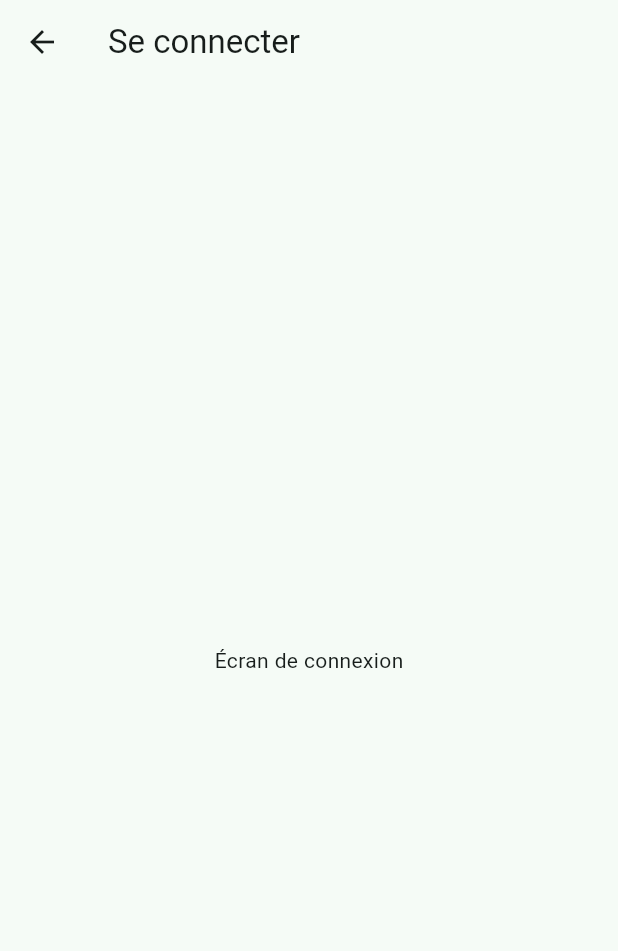
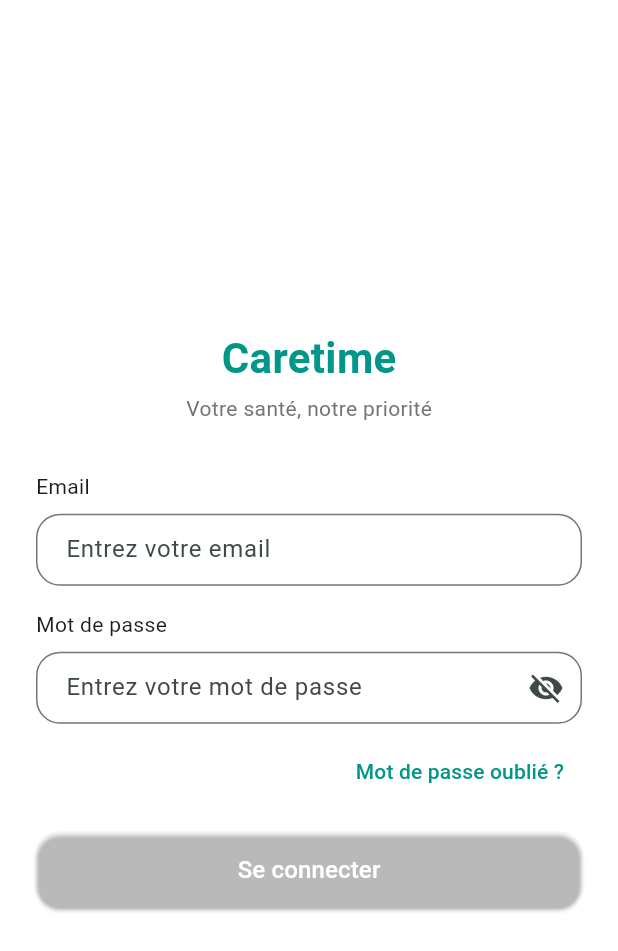
Before and after one commit to Dayende-ib/clinic-appointment-scheduler, a Flutter app: the LoginScreen screen opened directly, on a phone screen of 412 x 824 dp. Shown: the top 951 px of the screen. Run offline on Flutter 3.47's test engine with Material 3 defaults, Android fonts, the phone set to English and light mode, and no system bars.

Commit message:
LoginPage création

```diff
--- a/mobile/lib/main.dart
+++ b/mobile/lib/main.dart
@@ -1,5 +1,7 @@
 import 'package:flutter/material.dart';
 import 'package:caretime/app_colors.dart';
+import 'package:caretime/screens/login_screen.dart';
+import 'package:caretime/screens/register_screen.dart';
 
 void main() {
   runApp(const MyApp());
@@ -87,27 +89,3 @@
     );
   }
 }
-
-class LoginScreen extends StatelessWidget {
-  const LoginScreen({super.key});
-
-  @override
-  Widget build(BuildContext context) {
-    return Scaffold(
-      appBar: AppBar(title: const Text('Se connecter')),
-      body: const Center(child: Text('Écran de connexion')),
-    );
-  }
-}
-
-class RegisterScreen extends StatelessWidget {
-  const RegisterScreen({super.key});
-
-  @override
-  Widget build(BuildContext context) {
-    return Scaffold(
-      appBar: AppBar(title: const Text("S'inscrire")),
-      body: const Center(child: Text("Écran d'inscription")),
-    );
-  }
-}
--- a/mobile/lib/screens/login_screen.dart
+++ b/mobile/lib/screens/login_screen.dart
@@ -1,37 +1,140 @@
 import 'package:flutter/material.dart';
 
-class LoginScreen extends StatelessWidget {
+class LoginScreen extends StatefulWidget {
   const LoginScreen({super.key});
+
+  @override
+  State<LoginScreen> createState() => _LoginPageState();
+}
+
+class _LoginPageState extends State<LoginScreen> {
+  final TextEditingController emailController = TextEditingController();
+  final TextEditingController passwordController = TextEditingController();
+  bool isPasswordVisible = false;
 
   @override
   Widget build(BuildContext context) {
     return Scaffold(
-      appBar: AppBar(title: const Text('Connexion')),
-      body: Padding(
-        padding: const EdgeInsets.all(16.0),
+      backgroundColor: Colors.white,
+      body: SafeArea(
+        child: Padding(
+          padding: const EdgeInsets.symmetric(horizontal: 24.0),
           child: Column(
             mainAxisAlignment: MainAxisAlignment.center,
             children: [
-            TextField(decoration: const InputDecoration(labelText: 'Email')),
+              // Logo / Nom de l'app
+              Text(
+                'Caretime',
+                style: TextStyle(
+                  fontSize: 28,
+                  fontWeight: FontWeight.bold,
+                  color: Colors.teal,
+                ),
+              ),
+              const SizedBox(height: 4),
+              Text(
+                'Votre santé, notre priorité',
+                style: TextStyle(fontSize: 14, color: Colors.grey[600]),
+              ),
+              const SizedBox(height: 32),
+
+              // Champ Email
+              Align(alignment: Alignment.centerLeft, child: Text("Email")),
+              const SizedBox(height: 8),
+              TextField(
+                controller: emailController,
+                decoration: InputDecoration(
+                  hintText: 'Entrez votre email',
+                  border: OutlineInputBorder(
+                    borderRadius: BorderRadius.circular(16),
+                  ),
+                  contentPadding: const EdgeInsets.symmetric(horizontal: 16),
+                ),
+              ),
+
               const SizedBox(height: 16),
+
+              // Champ Mot de passe
+              Align(
+                alignment: Alignment.centerLeft,
+                child: Text("Mot de passe"),
+              ),
+              const SizedBox(height: 8),
               TextField(
-              decoration: const InputDecoration(labelText: 'Mot de passe'),
-              obscureText: true,
+                controller: passwordController,
+                obscureText: !isPasswordVisible,
+                decoration: InputDecoration(
+                  hintText: 'Entrez votre mot de passe',
+                  border: OutlineInputBorder(
+                    borderRadius: BorderRadius.circular(16),
                   ),
-            const SizedBox(height: 24),
-            ElevatedButton(
+                  suffixIcon: IconButton(
+                    icon: Icon(
+                      isPasswordVisible
+                          ? Icons.visibility
+                          : Icons.visibility_off,
+                    ),
                     onPressed: () {
-                Navigator.pushReplacementNamed(context, '/home');
+                      setState(() {
+                        isPasswordVisible = !isPasswordVisible;
+                      });
                     },
-              child: const Text('Se connecter'),
                   ),
-            TextButton(
+                  contentPadding: const EdgeInsets.symmetric(horizontal: 16),
+                ),
+              ),
+
+              const SizedBox(height: 8),
+
+              // Mot de passe oublié
+              Align(
+                alignment: Alignment.centerRight,
+                child: TextButton(
                   onPressed: () {
-                Navigator.pushNamed(context, '/register');
+                    // Naviguer vers page oubli
                   },
-              child: const Text("Pas de compte ? S'inscrire"),
+                  child: Text(
+                    'Mot de passe oublié ?',
+                    style: TextStyle(color: Colors.teal),
+                  ),
+                ),
+              ),
+
+              const SizedBox(height: 16),
+
+              // Bouton Se connecter
+              SizedBox(
+                width: double.infinity,
+                child: ElevatedButton(
+                  onPressed: () {
+                    // Connexion
+                  },
+                  style: ElevatedButton.styleFrom(
+                    backgroundColor:
+                        const LinearGradient(
+                                  colors: [
+                                    Color(0xFF00B4DB),
+                                    Color(0xFF0083B0),
+                                  ],
+                                ).createShader(
+                                  Rect.fromLTWH(0.0, 0.0, 200.0, 70.0),
+                                ) !=
+                                null
+                            ? Colors.transparent
+                            : Colors.teal,
+                    padding: const EdgeInsets.symmetric(vertical: 14),
+                    shape: RoundedRectangleBorder(
+                      borderRadius: BorderRadius.circular(16),
+                    ),
+                  ),
+                  child: Text(
+                    'Se connecter',
+                    style: TextStyle(fontSize: 16, color: Colors.white),
+                  ),
+                ),
               ),
             ],
+          ),
         ),
       ),
     );
```
Also changed, not shown: mobile/pubspec.lock, 10 other files. Lines whose indentation alone changed are shown as unchanged.
